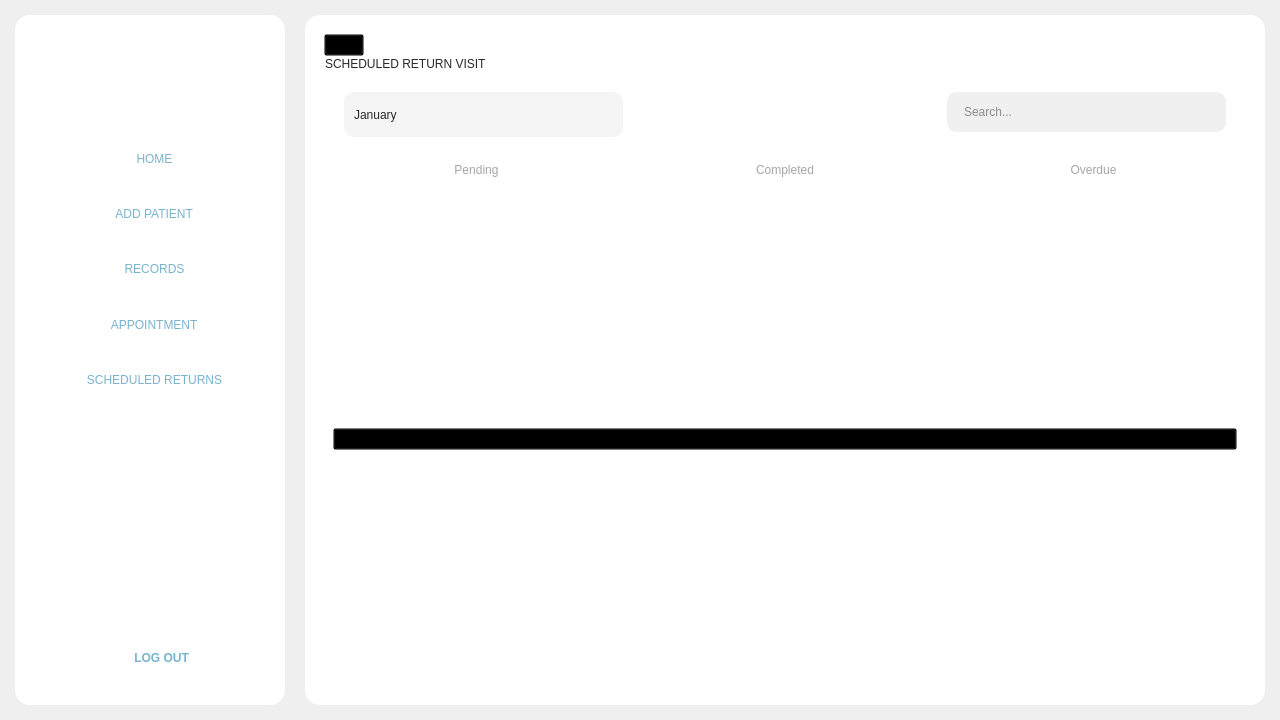
Above: Frontend/Home.ui from DreddVDomasian/Petmate-Desktop-Application before the change. Below: the same form after it.
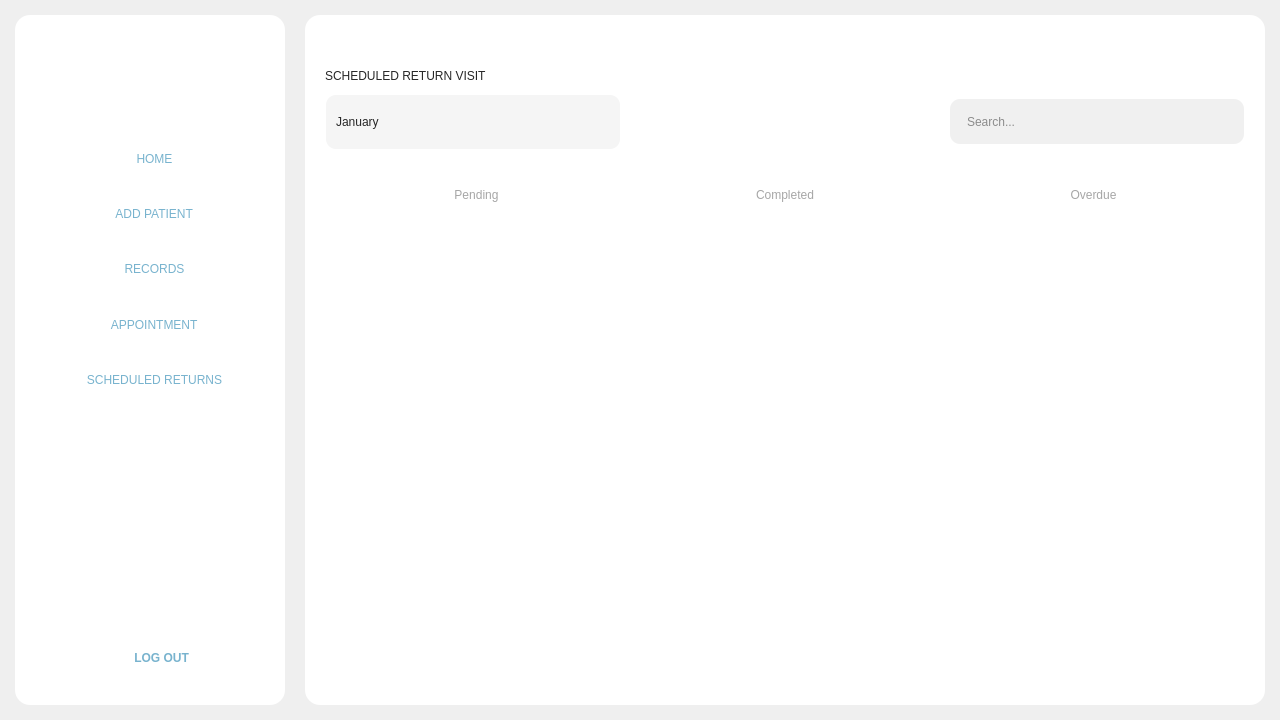
That is the form after the change. The open tabs and pages were chosen to show the change. Icons and pictures are not drawn.

Patch:
```diff
--- a/Frontend/Home.ui
+++ b/Frontend/Home.ui
@@ -18,8 +18,8 @@
   </property>
   <property name="minimumSize">
    <size>
-    <width>800</width>
-    <height>600</height>
+    <width>1280</width>
+    <height>720</height>
    </size>
   </property>
   <property name="windowTitle">
@@ -4104,11 +4104,39 @@
           </layout>
          </widget>
          <widget class="QWidget" name="SchedVax">
+          <property name="styleSheet">
+           <string notr="true">background-color: transparent;</string>
+          </property>
           <layout class="QHBoxLayout" name="horizontalLayout_2">
            <item>
             <widget class="QFrame" name="schedFrame">
              <property name="styleSheet">
-              <string notr="true">background-color: transparent;</string>
+              <string notr="true">
+QFrame{
+	background-color: transparent;
+
+}
+
+QPushButton {
+    border: none;
+    background-color: transparent;
+    color: rgb(166, 166, 166);
+	font-family:&quot;Montserrat SemiBold&quot;;
+    font-weight: 63;
+    padding: 10px 15px;
+    border-radius: 5px;
+}
+
+
+QPushButton:hover {
+    background-color:rgb(194, 194, 194);
+	border-radius:5px;
+}
+QPushButton:checked {
+    background-color:rgb(252, 213, 151);   /* Active bg color */
+	border-radius:5px;
+    color: rgb(40, 40, 40);                         
+}</string>
              </property>
              <property name="frameShape">
               <enum>QFrame::StyledPanel</enum>
@@ -4230,7 +4258,7 @@
                 <property name="maximumSize">
                  <size>
                   <width>16777215</width>
-                  <height>80</height>
+                  <height>90</height>
                  </size>
                 </property>
                 <property name="styleSheet">
@@ -4244,6 +4272,18 @@
                  <enum>QFrame::Raised</enum>
                 </property>
                 <layout class="QHBoxLayout" name="horizontalLayout_72">
+                 <property name="leftMargin">
+                  <number>0</number>
+                 </property>
+                 <property name="topMargin">
+                  <number>0</number>
+                 </property>
+                 <property name="rightMargin">
+                  <number>0</number>
+                 </property>
+                 <property name="bottomMargin">
+                  <number>0</number>
+                 </property>
                  <item>
                   <widget class="QFrame" name="frame_80">
                    <property name="sizePolicy">
@@ -4265,6 +4305,9 @@
                     <enum>QFrame::Raised</enum>
                    </property>
                    <layout class="QHBoxLayout" name="horizontalLayout_75">
+                    <property name="leftMargin">
+                     <number>0</number>
+                    </property>
                     <item>
                      <widget class="QComboBox" name="monthComboBox">
                       <property name="sizePolicy">
@@ -4484,6 +4527,9 @@
                     <property name="spacing">
                      <number>0</number>
                     </property>
+                    <property name="rightMargin">
+                     <number>0</number>
+                    </property>
                     <item>
                      <widget class="QLineEdit" name="lineEdit_9">
                       <property name="sizePolicy">
@@ -4492,6 +4538,12 @@
                         <verstretch>0</verstretch>
                        </sizepolicy>
                       </property>
+                      <property name="maximumSize">
+                       <size>
+                        <width>16777215</width>
+                        <height>45</height>
+                       </size>
+                      </property>
                       <property name="styleSheet">
                        <string notr="true">#lineEdit_9 {
     background-color: #F0F0F0;
@@ -4515,6 +4567,12 @@
                     </item>
                     <item>
                      <widget class="QFrame" name="frame_79">
+                      <property name="maximumSize">
+                       <size>
+                        <width>16777215</width>
+                        <height>45</height>
+                       </size>
+                      </property>
                       <property name="styleSheet">
                        <string notr="true">QFrame#frame_79{
 background-color: #F0F0F0;
@@ -4566,26 +4624,20 @@
               </item>
               <item>
                <widget class="QFrame" name="frame_72">
+                <property name="sizePolicy">
+                 <sizepolicy hsizetype="Preferred" vsizetype="Expanding">
+                  <horstretch>0</horstretch>
+                  <verstretch>0</verstretch>
+                 </sizepolicy>
+                </property>
+                <property name="maximumSize">
+                 <size>
+                  <width>16777215</width>
+                  <height>90</height>
+                 </size>
+                </property>
                 <property name="styleSheet">
-                 <string notr="true">QPushButton {
-    border: none;
-    background-color: transparent;
-    color: rgb(166, 166, 166);
-    font: 63 12pt &quot;Montserrat SemiBold&quot;;
-    padding: 10px 15px;
-    border-radius: 5px;
-}
-
-
-QPushButton:hover {
-    background-color:rgb(194, 194, 194);
-	border-radius:5px;
-}
-QPushButton:checked {
-    background-color:rgb(252, 213, 151);   /* Active bg color */
-	border-radius:5px;
-    color: rgb(40, 40, 40);                         
-}</string>
+                 <string notr="true"/>
                 </property>
                 <property name="frameShape">
                  <enum>QFrame::StyledPanel</enum>
@@ -4611,6 +4663,18 @@
                  </property>
                  <item>
                   <widget class="QPushButton" name="pendingReturnBtn">
+                   <property name="minimumSize">
+                    <size>
+                     <width>0</width>
+                     <height>45</height>
+                    </size>
+                   </property>
+                   <property name="maximumSize">
+                    <size>
+                     <width>16777215</width>
+                     <height>60</height>
+                    </size>
+                   </property>
                    <property name="text">
                     <string>Pending</string>
                    </property>
@@ -4618,6 +4682,21 @@
                  </item>
                  <item>
                   <widget class="QPushButton" name="completeReurnBtn">
+                   <property name="minimumSize">
+                    <size>
+                     <width>0</width>
+                     <height>45</height>
+                    </size>
+                   </property>
+                   <property name="maximumSize">
+                    <size>
+                     <width>16777215</width>
+                     <height>60</height>
+                    </size>
+                   </property>
+                   <property name="styleSheet">
+                    <string notr="true"/>
+                   </property>
                    <property name="text">
                     <string>Completed</string>
                    </property>
@@ -4625,6 +4704,18 @@
                  </item>
                  <item>
                   <widget class="QPushButton" name="overdueReturnBtn">
+                   <property name="minimumSize">
+                    <size>
+                     <width>0</width>
+                     <height>45</height>
+                    </size>
+                   </property>
+                   <property name="maximumSize">
+                    <size>
+                     <width>16777215</width>
+                     <height>60</height>
+                    </size>
+                   </property>
                    <property name="text">
                     <string>Overdue</string>
                    </property>
@@ -4793,6 +4884,12 @@
                   </property>
                   <item>
                    <widget class="QScrollArea" name="scrollArea">
+                    <property name="minimumSize">
+                     <size>
+                      <width>0</width>
+                      <height>450</height>
+                     </size>
+                    </property>
                     <property name="widgetResizable">
                      <bool>true</bool>
                     </property>
@@ -4801,19 +4898,11 @@
                       <rect>
                        <x>0</x>
                        <y>0</y>
-                       <width>93</width>
-                       <height>41</height>
+                       <width>922</width>
+                       <height>450</height>
                       </rect>
                      </property>
-                     <layout class="QVBoxLayout" name="verticalLayout_33">
-                      <item>
-                       <widget class="QPushButton" name="pushButton_2">
-                        <property name="text">
-                         <string>PushButton</string>
-                        </property>
-                       </widget>
-                      </item>
-                     </layout>
+                     <layout class="QVBoxLayout" name="verticalLayout_33"/>
                     </widget>
                    </widget>
                   </item>
```
Left out of the diff: 108 changed lines with no effect on the pictures.
